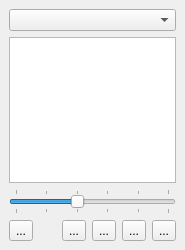
Above: src/frontends/qt4/ui/TocUi.ui from cburschka/lyx before the change. Below: the same form after it.
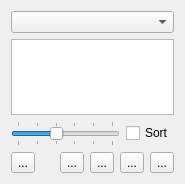
That is the form after the change. Icons and pictures are not drawn.

Commit message:
Add a new 'Sort' box to the Navigator so that each list can be optionally sorted.
* TocModel: redesign so that sorted list are available.
* TocWidget/TocUi: handle the new Sort check box.

The edit to the form file:
```diff
--- a/src/frontends/qt4/ui/TocUi.ui
+++ b/src/frontends/qt4/ui/TocUi.ui
@@ -9,39 +9,44 @@
     <x>0</x>
     <y>0</y>
     <width>185</width>
-    <height>250</height>
+    <height>184</height>
    </rect>
   </property>
   <property name="windowTitle" >
    <string/>
   </property>
-  <layout class="QGridLayout" >
-   <property name="margin" >
-    <number>9</number>
-   </property>
-   <property name="spacing" >
-    <number>6</number>
-   </property>
-   <item row="1" column="0" >
+  <layout class="QGridLayout" name="gridLayout" >
+   <item row="0" column="0" colspan="4" >
+    <widget class="QComboBox" name="typeCO" >
+     <property name="sizePolicy" >
+      <sizepolicy vsizetype="Fixed" hsizetype="Ignored" >
+       <horstretch>0</horstretch>
+       <verstretch>0</verstretch>
+      </sizepolicy>
+     </property>
+     <property name="toolTip" >
+      <string>Switch between available lists (table of contents, list of figures, list of tables, and others)</string>
+     </property>
+    </widget>
+   </item>
+   <item row="1" column="0" colspan="4" >
     <widget class="QTreeView" name="tocTV" >
      <property name="sizePolicy" >
-      <sizepolicy>
-       <hsizetype>13</hsizetype>
-       <vsizetype>7</vsizetype>
+      <sizepolicy vsizetype="Expanding" hsizetype="Ignored" >
        <horstretch>0</horstretch>
        <verstretch>0</verstretch>
       </sizepolicy>
      </property>
     </widget>
    </item>
-   <item row="3" column="0" >
+   <item row="3" column="0" colspan="4" >
     <layout class="QHBoxLayout" >
-     <property name="margin" >
-      <number>0</number>
-     </property>
      <property name="spacing" >
       <number>6</number>
      </property>
+     <property name="margin" >
+      <number>0</number>
+     </property>
      <item>
       <widget class="QToolButton" name="updateTB" >
        <property name="toolTip" >
@@ -152,27 +157,10 @@
      </item>
     </layout>
    </item>
-   <item row="0" column="0" >
-    <widget class="QComboBox" name="typeCO" >
-     <property name="sizePolicy" >
-      <sizepolicy>
-       <hsizetype>13</hsizetype>
-       <vsizetype>0</vsizetype>
-       <horstretch>0</horstretch>
-       <verstretch>0</verstretch>
-      </sizepolicy>
-     </property>
-     <property name="toolTip" >
-      <string>Switch between available lists (table of contents, list of figures, list of tables, and others)</string>
-     </property>
-    </widget>
-   </item>
-   <item row="2" column="0" >
+   <item row="2" column="0" colspan="3" >
     <widget class="QSlider" name="depthSL" >
      <property name="sizePolicy" >
-      <sizepolicy>
-       <hsizetype>13</hsizetype>
-       <vsizetype>0</vsizetype>
+      <sizepolicy vsizetype="Fixed" hsizetype="Ignored" >
        <horstretch>0</horstretch>
        <verstretch>0</verstretch>
       </sizepolicy>
@@ -197,6 +185,13 @@
      </property>
     </widget>
    </item>
+   <item row="2" column="3" >
+    <widget class="QCheckBox" name="sortCB" >
+     <property name="text" >
+      <string>Sort</string>
+     </property>
+    </widget>
+   </item>
   </layout>
  </widget>
  <tabstops>
```
Left out of the diff: 18 changed lines with no effect on the pictures. The commit also changes 4 other files.
